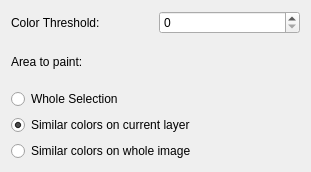
Above: designer/PaintBucketOptionsWidgetUi.ui from skitzycat/beedraw before the change. Below: the same form after it.
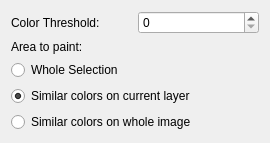
That is the form after the change.

Commit message: shrank down some tool option boxes and updated version number for release

```diff
--- a/designer/PaintBucketOptionsWidgetUi.ui
+++ b/designer/PaintBucketOptionsWidgetUi.ui
@@ -1,12 +1,12 @@
 <ui version="4.0" >
  <class>PaintBucketOptions</class>
- <widget class="QWidget" name="PaintBucketOptions" >
-  <property name="geometry" >
+ <widget class="QWidget" name="PaintBucketOptions">
+  <property name="geometry">
    <rect>
     <x>0</x>
     <y>0</y>
-    <width>311</width>
-    <height>172</height>
+    <width>270</width>
+    <height>141</height>
    </rect>
   </property>
   <property name="windowTitle" >
```
Left out of the diff: 35 changed lines with no effect on the pictures. The commit also changes 4 other files.
